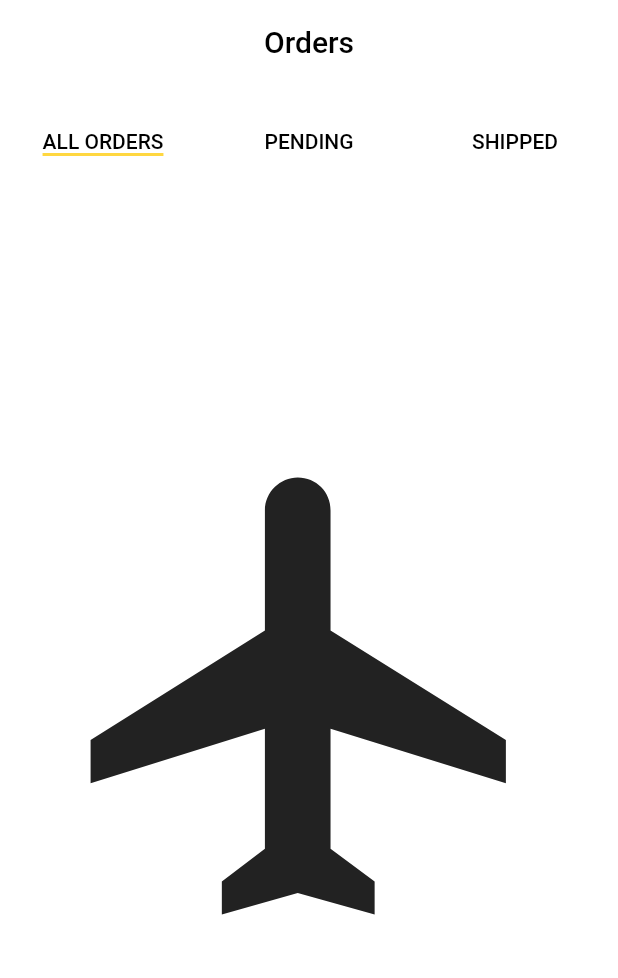
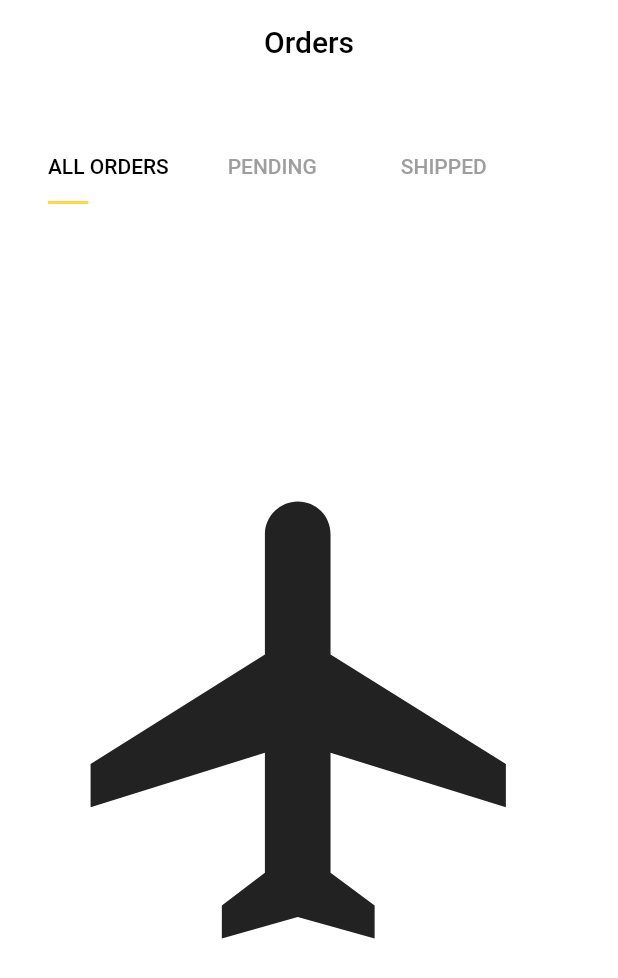
Before and after one commit to fcolakovic2/meelz, a Flutter app: the screen it shows after launch, on a phone screen of 412 x 824 dp. Shown: the top 978 px of the screen. Run offline on Flutter 3.47's test engine with Material 2 defaults, Android fonts, the phone set to English and light mode, and no system bars.

Commit message:
dovrsena funkcionalnost slider

```diff
--- /dev/null
+++ b/lib/utils/dummy_data/dummy_data.dart
@@ -0,0 +1 @@
+int indexPage = 0;
--- a/lib/view/orders_screen/pages/orders_screen.dart
+++ b/lib/view/orders_screen/pages/orders_screen.dart
@@ -1,4 +1,5 @@
 import 'package:flutter/material.dart';
+import 'package:meelz/view/orders_screen/widgets/tapbar_custom.dart';
 
 class OrdersScreen extends StatefulWidget {
   @override
@@ -6,6 +7,12 @@ class OrdersScreen extends StatefulWidget {
 }
 
 class _OrdersScreenState extends State<OrdersScreen> {
+  @override
+  void initState() {
+    // TODO: implement initState
+    super.initState();
+  }
+
   @override
   Widget build(BuildContext context) {
     return DefaultTabController(
@@ -15,29 +22,9 @@ class _OrdersScreenState extends State<OrdersScreen> {
           centerTitle: true,
           elevation: 0.0,
           backgroundColor: Colors.white,
-          bottom: TabBar(
-            indicatorColor: Colors.amberAccent,
-            indicatorSize: TabBarIndicatorSize.label,
-            tabs: [
-              Text(
-                "ALL ORDERS",
-                style: TextStyle(
-                  color: Colors.black,
-                ),
-              ),
-              Text(
-                "PENDING",
-                style: TextStyle(
-                  color: Colors.black,
-                ),
-              ),
-              Text(
-                "SHIPPED",
-                style: TextStyle(
-                  color: Colors.black,
-                ),
-              ),
-            ],
+          bottom: PreferredSize(
+            preferredSize: const Size.fromHeight(80.0),
+            child: TapBarCustom(),
           ),
           title: Text(
             'Orders',
@@ -48,6 +35,7 @@ class _OrdersScreenState extends State<OrdersScreen> {
         ),
         backgroundColor: Colors.white,
         body: TabBarView(
+          physics: NeverScrollableScrollPhysics(),
           children: [
             Icon(Icons.flight, size: 350),
             Icon(Icons.directions_transit, size: 350),
--- a/lib/view/orders_screen/widgets/appbar.dart
+++ /dev/null
@@ -1,19 +0,0 @@
-import 'package:flutter/material.dart';
-import 'package:meelz/utils/style/styles.dart';
-
-class AppBarOrders extends StatelessWidget {
-  @override
-  Widget build(BuildContext context) {
-    return Row(
-      mainAxisAlignment: MainAxisAlignment.center,
-      children: [
-        Container(
-          child: Text(
-            "Orders",
-            style: AppBarText,
-          ),
-        ),
-      ],
-    );
-  }
-}
--- /dev/null
+++ b/lib/view/orders_screen/widgets/tapbar_custom.dart
@@ -0,0 +1,66 @@
+import 'package:flutter/material.dart';
+import 'package:meelz/utils/dummy_data/dummy_data.dart';
+
+class TapBarCustom extends StatefulWidget {
+  @override
+  _TapBarCustomState createState() => _TapBarCustomState();
+}
+
+class _TapBarCustomState extends State<TapBarCustom> {
+  @override
+  void initState() {
+    // TODO: implement initState
+    super.initState();
+  }
+
+  @override
+  Widget build(BuildContext context) {
+    return Align(
+      alignment: Alignment.centerLeft,
+      child: Padding(
+        padding: const EdgeInsets.only(left: 15.0, right: 15.0),
+        child: Container(
+          width: MediaQuery.of(context).size.width / 1.2,
+          child: TabBar(
+            onTap: (value) {
+              setState(() {
+                indexPage = value;
+              });
+            },
+            indicator: UnderlineTabIndicator(
+              borderSide: BorderSide(
+                width: 2.0,
+                color: Colors.amberAccent,
+              ),
+              insets: EdgeInsets.only(
+                right: MediaQuery.of(context).size.width * 0.13,
+              ),
+            ),
+            labelPadding: EdgeInsets.symmetric(vertical: 15.0),
+            indicatorSize: TabBarIndicatorSize.label,
+            tabs: [
+              Text(
+                "ALL ORDERS",
+                style: TextStyle(
+                  color: indexPage == 0 ? Colors.black : Colors.grey,
+                ),
+              ),
+              Text(
+                "PENDING   ",
+                style: TextStyle(
+                  color: indexPage == 1 ? Colors.black : Colors.grey,
+                ),
+              ),
+              Text(
+                "SHIPPED   ",
+                style: TextStyle(
+                  color: indexPage == 2 ? Colors.black : Colors.grey,
+                ),
+              ),
+            ],
+          ),
+        ),
+      ),
+    );
+  }
+}
```
Also changed, not shown: lib/utils/dummy_data/test.dart (deleted).
